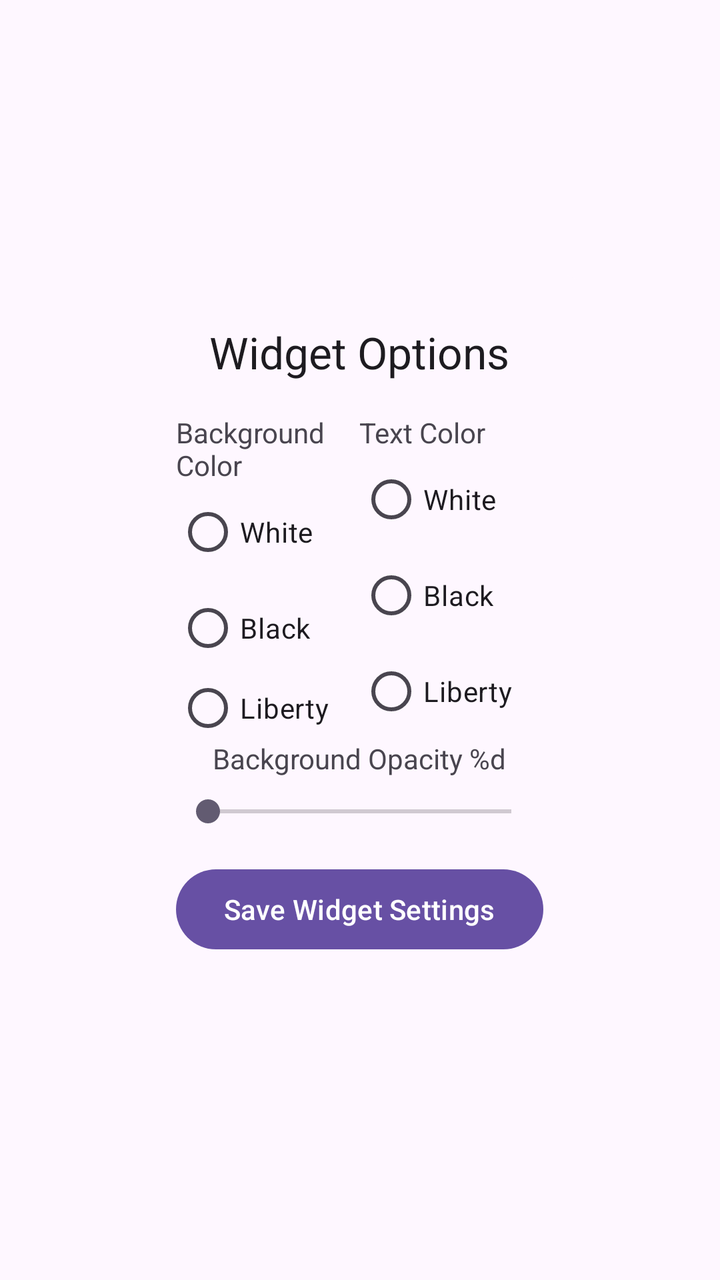
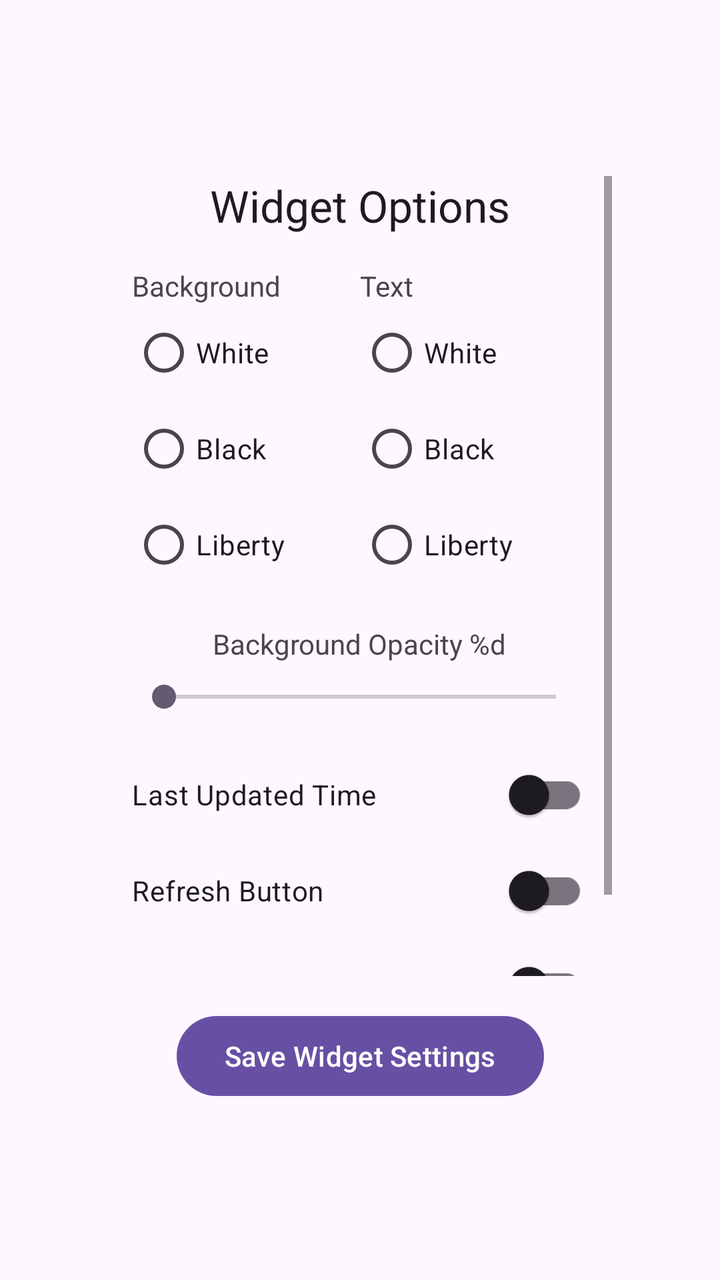

Compare the two renders of this Android layout. The source of the first and the diff that turns it into the second are given below.
<!-- AndroidManifest.xml: application theme Theme.Zipline -->
<!-- res/layout/widget_configure.xml -->
<?xml version="1.0" encoding="utf-8"?>
<LinearLayout xmlns:android="http://schemas.android.com/apk/res/android"
    xmlns:tools="http://schemas.android.com/tools"
    xmlns:app="http://schemas.android.com/apk/res-auto"
    android:layout_width="match_parent"
    android:layout_height="match_parent"
    android:gravity="center">

    <LinearLayout
        android:id="@+id/config_root"
        android:layout_width="wrap_content"
        android:layout_height="wrap_content"
        android:gravity="center_horizontal"
        android:padding="24dp"
        android:orientation="vertical"
        android:background="@drawable/bg_widget_config"
        tools:ignore="UselessParent">

        
        <TextView
            android:layout_width="wrap_content"
            android:layout_height="wrap_content"
            android:layout_marginBottom="16dp"
            android:gravity="center_vertical"
            android:textAppearance="@style/TextAppearance.AppCompat.Large"
            android:drawableStart="@mipmap/ic_launcher"
            android:drawablePadding="16dp"
            android:text="Widget Options"
            tools:ignore="UseCompatTextViewDrawableXml" />

        
        <LinearLayout
            android:layout_width="match_parent"
            android:layout_height="wrap_content"
            android:baselineAligned="false"
            android:orientation="horizontal">

            
            <LinearLayout
                android:layout_width="0dp"
                android:layout_height="wrap_content"
                android:layout_weight="1"
                android:orientation="vertical">

                <TextView
                    android:layout_width="wrap_content"
                    android:layout_height="wrap_content"
                    android:text="Background Color" />

                <RadioGroup
                    android:id="@+id/background_options"
                    android:layout_width="match_parent"
                    android:layout_height="wrap_content"
                    android:orientation="vertical">
                    <RadioButton
                        android:id="@+id/option_white"
                        android:layout_width="match_parent"
                        android:layout_height="wrap_content"
                        android:text="White" />
                    <RadioButton
                        android:id="@+id/option_black"
                        android:layout_width="match_parent"
                        android:layout_height="wrap_content"
                        android:text="Black" />
                    <RadioButton
                        android:id="@+id/option_liberty"
                        android:layout_width="match_parent"
                        android:layout_height="wrap_content"
                        android:text="Liberty" />
                </RadioGroup>
            </LinearLayout>

            
            <LinearLayout
                android:layout_width="0dp"
                android:layout_height="wrap_content"
                android:layout_weight="1"
                android:orientation="vertical">
                <TextView
                    android:layout_width="wrap_content"
                    android:layout_height="wrap_content"
                    android:text="Text Color" />
                <RadioGroup
                    android:id="@+id/text_options"
                    android:layout_width="match_parent"
                    android:layout_height="wrap_content"
                    android:orientation="vertical">
                    <RadioButton
                        android:id="@+id/text_white"
                        android:layout_width="match_parent"
                        android:layout_height="wrap_content"
                        android:text="White" />
                    <RadioButton
                        android:id="@+id/text_black"
                        android:layout_width="match_parent"
                        android:layout_height="wrap_content"
                        android:text="Black" />
                    <RadioButton
                        android:id="@+id/text_liberty"
                        android:layout_width="match_parent"
                        android:layout_height="wrap_content"
                        android:text="Liberty" />
                </RadioGroup>
            </LinearLayout>

        </LinearLayout>

        <TextView
            android:id="@+id/bg_opacity_percent"
            android:layout_width="wrap_content"
            android:layout_height="wrap_content"
            android:layout_marginBottom="8dp"
            android:labelFor="@id/opacity_percent"
            android:text="@string/background_opacity" />
        <SeekBar
            android:id="@+id/opacity_percent"
            android:layout_width="match_parent"
            android:layout_height="wrap_content"
            android:layout_marginBottom="16dp"
            android:min="0"
            android:max="100"
            app:showSeekBarValue="true" />

        
        <com.google.android.material.button.MaterialButton
            android:id="@+id/confirm_button"
            android:layout_width="wrap_content"
            android:layout_height="wrap_content"
            android:text="Save Widget Settings" />

    </LinearLayout>
</LinearLayout>
<!-- resources referenced by this layout -->
<resources>
  <!-- drawable bg_widget_config (drawable) -->
  <?xml version="1.0" encoding="utf-8"?>
  <shape xmlns:android="http://schemas.android.com/apk/res/android" android:shape="rectangle">
      <solid android:color="?android:attr/colorBackground"/>
      <corners android:radius="16dp"/>
  </shape>
  <!-- mipmap ic_launcher (mipmap-anydpi) -->
  <?xml version="1.0" encoding="utf-8"?>
  <adaptive-icon xmlns:android="http://schemas.android.com/apk/res/android">
      <background android:drawable="@drawable/ic_launcher_background"/>
      <foreground android:drawable="@drawable/ic_launcher_foreground"/>
      <monochrome android:drawable="@drawable/ic_launcher_foreground"/>
  </adaptive-icon>
  <string name="background_opacity">Background Opacity %d</string>
  <style name="Theme.Zipline" parent="Theme.Material3.DayNight.NoActionBar">
          <item name="materialButtonStyle">@style/CustomMaterialButton</item>
  
          
          
          
      </style>
  <!-- drawable ic_launcher_background (drawable) -->
  <?xml version="1.0" encoding="utf-8"?>
  <selector xmlns:android="http://schemas.android.com/apk/res/android">
      <item>
          <shape>
              <gradient
                  android:startColor="#3F51B5"
                  android:endColor="#060612"
                  android:angle="0" />
          </shape>
      </item>
  </selector>
  <!-- drawable ic_launcher_foreground (drawable) -->
  <vector xmlns:android="http://schemas.android.com/apk/res/android"
      xmlns:aapt="http://schemas.android.com/aapt"
      android:width="108dp"
      android:height="108dp"
      android:viewportWidth="1024"
      android:viewportHeight="1024">
    <group android:scaleX="0.5055319"
        android:scaleY="0.5055319"
        android:translateX="253.16766"
        android:translateY="253.16766">
      <path
          android:pathData="M255,165L765,165L255,860L765,860"
          android:strokeLineJoin="round"
          android:strokeWidth="185"
          android:fillColor="#00000000"
          android:strokeLineCap="round">
        <aapt:attr name="android:strokeColor">
          <gradient
              android:startX="255"
              android:startY="165"
              android:endX="765"
              android:endY="165"
              android:type="linear">
            <item android:offset="0" android:color="#FFFF00FF"/>
            <item android:offset="1" android:color="#FF00FFFF"/>
          </gradient>
        </aapt:attr>
      </path>
    </group>
  </vector>
  <style name="CustomMaterialButton" parent="Widget.Material3.Button">
          <item name="android:textColor">@android:color/white</item>
          <item name="backgroundTint">@color/button_color</item>
          <item name="iconTint">@android:color/white</item>
      </style>
  <color name="button_color">#6750A4</color>
</resources>

<!-- the commit's change to res/layout/widget_configure.xml (unified diff, before → after) -->
@@ -6,127 +6,181 @@
     android:layout_height="match_parent"
     android:gravity="center">
 
-    <LinearLayout
+    <androidx.constraintlayout.widget.ConstraintLayout
         android:id="@+id/config_root"
         android:layout_width="wrap_content"
         android:layout_height="wrap_content"
-        android:gravity="center_horizontal"
+        android:minWidth="300dp"
         android:padding="24dp"
-        android:orientation="vertical"
-        android:background="@drawable/bg_widget_config"
-        tools:ignore="UselessParent">
+        android:background="@drawable/bg_widget_config">
 
-        
-        <TextView
-            android:layout_width="wrap_content"
+        <ScrollView
+            android:id="@+id/config_scroll"
+            android:layout_width="0dp"
             android:layout_height="wrap_content"
-            android:layout_marginBottom="16dp"
-            android:gravity="center_vertical"
-            android:textAppearance="@style/TextAppearance.AppCompat.Large"
-            android:drawableStart="@mipmap/ic_launcher"
-            android:drawablePadding="16dp"
-            android:text="Widget Options"
-            tools:ignore="UseCompatTextViewDrawableXml" />
+            android:paddingHorizontal="12dp"
+            android:scrollbarStyle="outsideOverlay"
+            app:layout_constraintHeight_max="400dp"
+            app:layout_constrainedHeight="true"
+            app:layout_constraintBottom_toTopOf="@+id/confirm_button"
+            app:layout_constraintEnd_toEndOf="parent"
+            app:layout_constraintStart_toStartOf="parent"
+            app:layout_constraintTop_toTopOf="parent">
 
-        
-        <LinearLayout
-            android:layout_width="match_parent"
-            android:layout_height="wrap_content"
-            android:baselineAligned="false"
-            android:orientation="horizontal">
+            <LinearLayout
+                android:layout_width="match_parent"
+                android:layout_height="wrap_content"
+                android:orientation="vertical"
+                android:gravity="center_horizontal">
 
-            
-            <LinearLayout
-                android:layout_width="0dp"
-                android:layout_height="wrap_content"
-                android:layout_weight="1"
-                android:orientation="vertical">
-
+                
                 <TextView
                     android:layout_width="wrap_content"
                     android:layout_height="wrap_content"
-                    android:text="Background Color" />
+                    android:layout_marginBottom="16dp"
+                    android:gravity="center_vertical"
+                    android:textAppearance="@style/TextAppearance.AppCompat.Large"
+                    android:drawableStart="@mipmap/ic_launcher"
+                    android:drawablePadding="16dp"
+                    android:text="Widget Options"
+                    tools:ignore="UseCompatTextViewDrawableXml" />
 
-                <RadioGroup
-                    android:id="@+id/background_options"
+                
+                <androidx.constraintlayout.widget.ConstraintLayout
                     android:layout_width="match_parent"
                     android:layout_height="wrap_content"
-                    android:orientation="vertical">
-                    <RadioButton
-                        android:id="@+id/option_white"
-                        android:layout_width="match_parent"
+                    android:layout_marginBottom="16dp">
+
+                    <androidx.constraintlayout.widget.Guideline
+                        android:id="@+id/columns_guideline"
+                        android:layout_width="wrap_content"
                         android:layout_height="wrap_content"
-                        android:text="White" />
-                    <RadioButton
-                        android:id="@+id/option_black"
-                        android:layout_width="match_parent"
+                        android:orientation="vertical"
+                        app:layout_constraintGuide_percent="0.5" />
+
+                    
+                    <LinearLayout
+                        android:layout_width="0dp"
                         android:layout_height="wrap_content"
-                        android:text="Black" />
-                    <RadioButton
-                        android:id="@+id/option_liberty"
-                        android:layout_width="match_parent"
+                        android:orientation="vertical"
+                        app:layout_constraintEnd_toStartOf="@id/columns_guideline"
+                        app:layout_constraintStart_toStartOf="parent"
+                        app:layout_constraintTop_toTopOf="parent">
+
+                        <TextView
+                            android:layout_width="wrap_content"
+                            android:layout_height="wrap_content"
+                            android:text="Background" />
+
+                        <RadioGroup
+                            android:id="@+id/background_options"
+                            android:layout_width="match_parent"
+                            android:layout_height="wrap_content"
+                            android:orientation="vertical">
+                            <RadioButton
+                                android:id="@+id/option_white"
+                                android:layout_width="match_parent"
+                                android:layout_height="wrap_content"
+                                android:text="White" />
+                            <RadioButton
+                                android:id="@+id/option_black"
+                                android:layout_width="match_parent"
+                                android:layout_height="wrap_content"
+                                android:text="Black" />
+                            <RadioButton
+                                android:id="@+id/option_liberty"
+                                android:layout_width="match_parent"
+                                android:layout_height="wrap_content"
+                                android:text="Liberty" />
+                        </RadioGroup>
+                    </LinearLayout>
+
+                    
+                    <LinearLayout
+                        android:layout_width="0dp"
                         android:layout_height="wrap_content"
-                        android:text="Liberty" />
-                </RadioGroup>
-            </LinearLayout>
+                        android:orientation="vertical"
+                        app:layout_constraintEnd_toEndOf="parent"
+                        app:layout_constraintStart_toEndOf="@id/columns_guideline"
+                        app:layout_constraintTop_toTopOf="parent">
+                        <TextView
+                            android:layout_width="wrap_content"
+                            android:layout_height="wrap_content"
+                            android:text="Text" />
+                        <RadioGroup
+                            android:id="@+id/text_options"
+                            android:layout_width="match_parent"
+                            android:layout_height="wrap_content"
+                            android:orientation="vertical">
+                            <RadioButton
+                                android:id="@+id/text_white"
+                                android:layout_width="match_parent"
+                                android:layout_height="wrap_content"
+                                android:text="White" />
+                            <RadioButton
+                                android:id="@+id/text_black"
+                                android:layout_width="match_parent"
+                                android:layout_height="wrap_content"
+                                android:text="Black" />
+                            <RadioButton
+                                android:id="@+id/text_liberty"
+                                android:layout_width="match_parent"
+                                android:layout_height="wrap_content"
+                                android:text="Liberty" />
+                        </RadioGroup>
+                    </LinearLayout>
 
-            
-            <LinearLayout
-                android:layout_width="0dp"
-                android:layout_height="wrap_content"
-                android:layout_weight="1"
-                android:orientation="vertical">
+                </androidx.constraintlayout.widget.ConstraintLayout>
+
                 <TextView
+                    android:id="@+id/bg_opacity_percent"
                     android:layout_width="wrap_content"
                     android:layout_height="wrap_content"
-                    android:text="Text Color" />
-                <RadioGroup
-                    android:id="@+id/text_options"
+                    android:layout_marginBottom="8dp"
+                    android:labelFor="@id/opacity_percent"
+                    android:text="@string/background_opacity" />
+                <SeekBar
+                    android:id="@+id/opacity_percent"
                     android:layout_width="match_parent"
                     android:layout_height="wrap_content"
-                    android:orientation="vertical">
-                    <RadioButton
-                        android:id="@+id/text_white"
-                        android:layout_width="match_parent"
-                        android:layout_height="wrap_content"
-                        android:text="White" />
-                    <RadioButton
-                        android:id="@+id/text_black"
-                        android:layout_width="match_parent"
-                        android:layout_height="wrap_content"
-                        android:text="Black" />
-                    <RadioButton
-                        android:id="@+id/text_liberty"
-                        android:layout_width="match_parent"
-                        android:layout_height="wrap_content"
-                        android:text="Liberty" />
-                </RadioGroup>
+                    android:layout_marginBottom="16dp"
+                    android:min="0"
+                    android:max="100"
+                    app:showSeekBarValue="true" />
+
+                <com.google.android.material.switchmaterial.SwitchMaterial
+                    android:id="@+id/show_update_time"
+                    android:layout_width="match_parent"
+                    android:layout_height="wrap_content"
+                    android:text="Last Updated Time" />
+
+                <com.google.android.material.switchmaterial.SwitchMaterial
+                    android:id="@+id/show_refresh_button"
+                    android:layout_width="match_parent"
+                    android:layout_height="wrap_content"
+                    android:text="Refresh Button" />
+
+                <com.google.android.material.switchmaterial.SwitchMaterial
+                    android:id="@+id/show_upload_button"
+                    android:layout_width="match_parent"
+                    android:layout_height="wrap_content"
+                    android:layout_marginBottom="16dp"
+                    android:text="Upload Button" />
+
             </LinearLayout>
-
-        </LinearLayout>
-
-        <TextView
-            android:id="@+id/bg_opacity_percent"
-            android:layout_width="wrap_content"
-            android:layout_height="wrap_content"
-            android:layout_marginBottom="8dp"
-            android:labelFor="@id/opacity_percent"
-            android:text="@string/background_opacity" />
-        <SeekBar
-            android:id="@+id/opacity_percent"
-            android:layout_width="match_parent"
-            android:layout_height="wrap_content"
-            android:layout_marginBottom="16dp"
-            android:min="0"
-            android:max="100"
-            app:showSeekBarValue="true" />
+        </ScrollView>
 
         
         <com.google.android.material.button.MaterialButton
             android:id="@+id/confirm_button"
             android:layout_width="wrap_content"
             android:layout_height="wrap_content"
+            android:layout_marginTop="16dp"
+            app:layout_constraintBottom_toBottomOf="parent"
+            app:layout_constraintEnd_toEndOf="parent"
+            app:layout_constraintStart_toStartOf="parent"
+            app:layout_constraintTop_toBottomOf="@+id/config_scroll"
             android:text="Save Widget Settings" />
 
-    </LinearLayout>
+    </androidx.constraintlayout.widget.ConstraintLayout>
 </LinearLayout>
